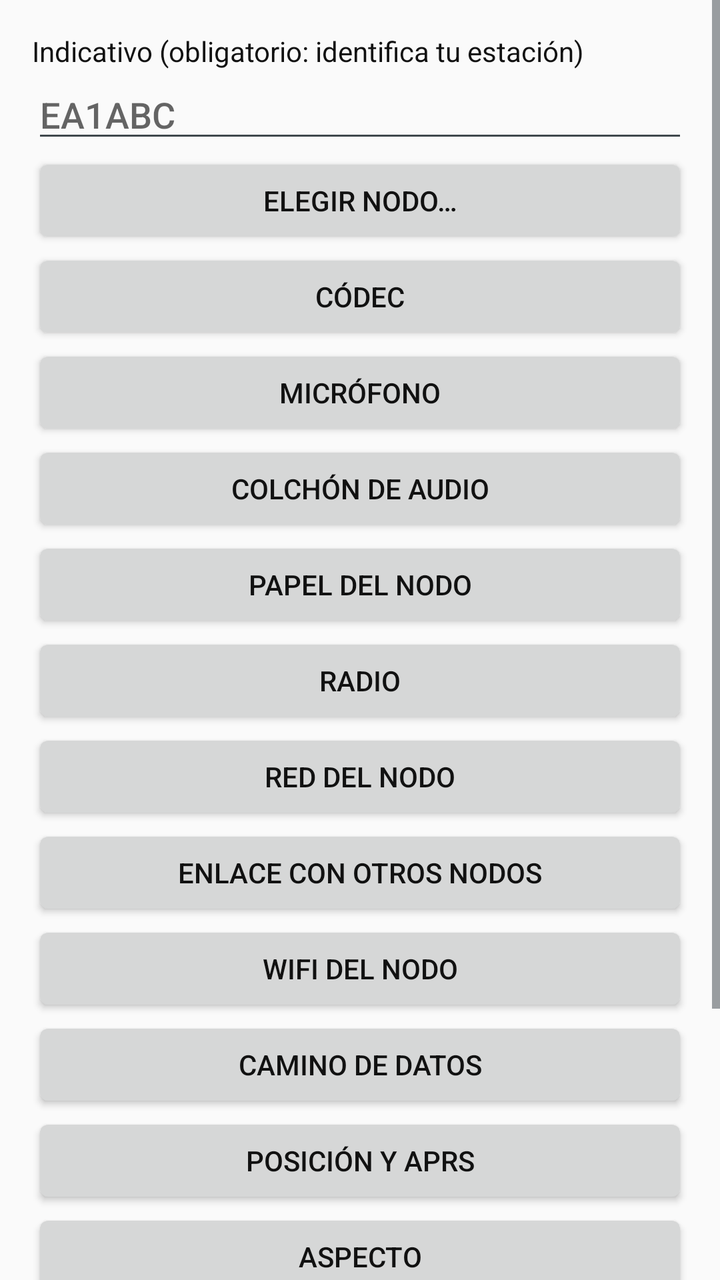
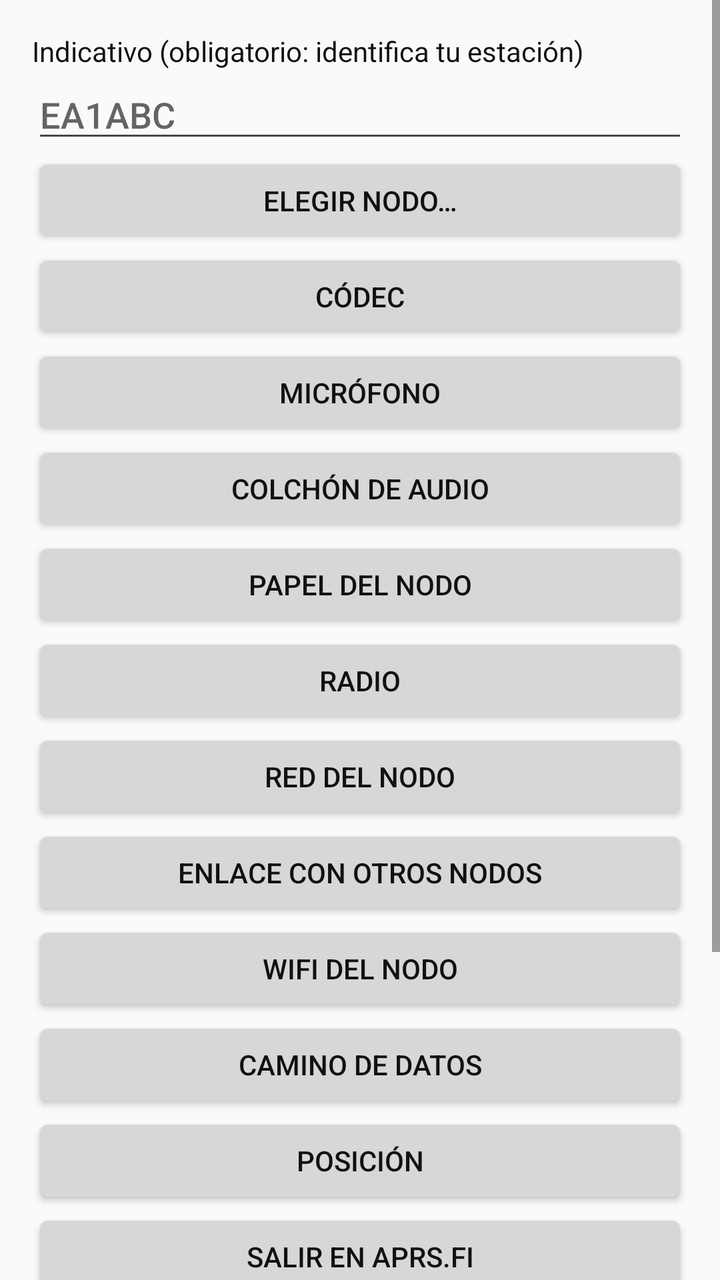

Screens rendered from an Android XML layout before and after an edit, with the pre-edit source and the edit as a unified diff.
<!-- AndroidManifest.xml: application theme TemaPTT -->
<!-- res/layout/ajustes.xml -->
<?xml version="1.0" encoding="utf-8"?>
<ScrollView xmlns:android="http://schemas.android.com/apk/res/android"
    android:layout_width="match_parent" android:layout_height="wrap_content"
    android:fillViewport="true">
<LinearLayout
    android:orientation="vertical"
    android:layout_width="match_parent" android:layout_height="wrap_content"
    android:padding="16dp">

    <TextView android:layout_width="match_parent" android:layout_height="wrap_content"
        android:text="Indicativo (obligatorio: identifica tu estación)" />
    <EditText android:id="@+id/indicativo"
        android:layout_width="match_parent" android:layout_height="wrap_content"
        android:inputType="textCapCharacters" android:maxLength="12"
        android:hint="EA1ABC" />

    <Button android:id="@+id/nodo"
        android:layout_width="match_parent" android:layout_height="wrap_content"
        android:text="Elegir nodo…" />

    <Button android:id="@+id/modo"
        android:layout_width="match_parent" android:layout_height="wrap_content"
        android:text="Códec" />

    <Button android:id="@+id/micro"
        android:layout_width="match_parent" android:layout_height="wrap_content"
        android:text="Micrófono" />

    <Button android:id="@+id/colchon"
        android:layout_width="match_parent" android:layout_height="wrap_content"
        android:text="Colchón de audio" />

    <Button android:id="@+id/perfil"
        android:layout_width="match_parent" android:layout_height="wrap_content"
        android:text="Papel del nodo" />

    <Button android:id="@+id/radio"
        android:layout_width="match_parent" android:layout_height="wrap_content"
        android:text="Radio" />

    <Button android:id="@+id/red"
        android:layout_width="match_parent"
        android:layout_height="wrap_content"
        android:text="Red del nodo" />

    <Button android:id="@+id/enlace"
        android:layout_width="match_parent"
        android:layout_height="wrap_content"
        android:text="Enlace con otros nodos" />

    <Button android:id="@+id/wifi"
        android:layout_width="match_parent" android:layout_height="wrap_content"
        android:text="WiFi del nodo" />

    <Button android:id="@+id/datos"
        android:layout_width="match_parent" android:layout_height="wrap_content"
        android:text="Camino de datos" />

    <Button android:id="@+id/posicion"
        android:layout_width="match_parent" android:layout_height="wrap_content"
        android:text="Posición y APRS" />

    <Button android:id="@+id/tema"
        android:layout_width="match_parent" android:layout_height="wrap_content"
        android:text="Aspecto" />

    <Button android:id="@+id/nombres"
        android:layout_width="match_parent" android:layout_height="wrap_content"
        android:text="Nombres de los operadores" />

    <Button android:id="@+id/reiniciar"
        android:layout_width="match_parent" android:layout_height="wrap_content"
        android:text="Reiniciar el nodo" />

    <Button android:id="@+id/firmware"
        android:layout_width="match_parent" android:layout_height="wrap_content"
        android:text="Actualizar firmware del nodo" />
</LinearLayout>
</ScrollView>
<!-- resources referenced by this layout -->
<resources>
  <style name="TemaPTT" parent="@android:style/Theme.DeviceDefault.Light">
          <item name="android:windowBackground">@color/fondo</item>
          
          <item name="android:windowActionBar">false</item>
          <item name="android:windowNoTitle">true</item>
          <item name="android:textColor">@color/texto</item>
      </style>
  <color name="fondo">#FAFAFA</color>
  <color name="texto">#111111</color>
</resources>

<!-- the commit's change to res/layout/ajustes.xml (unified diff, before → after) -->
@@ -58,7 +58,11 @@
 
     <Button android:id="@+id/posicion"
         android:layout_width="match_parent" android:layout_height="wrap_content"
-        android:text="Posición y APRS" />
+        android:text="Posición" />
+
+    <Button android:id="@+id/aprs"
+        android:layout_width="match_parent" android:layout_height="wrap_content"
+        android:text="Salir en aprs.fi" />
 
     <Button android:id="@+id/tema"
         android:layout_width="match_parent" android:layout_height="wrap_content"
